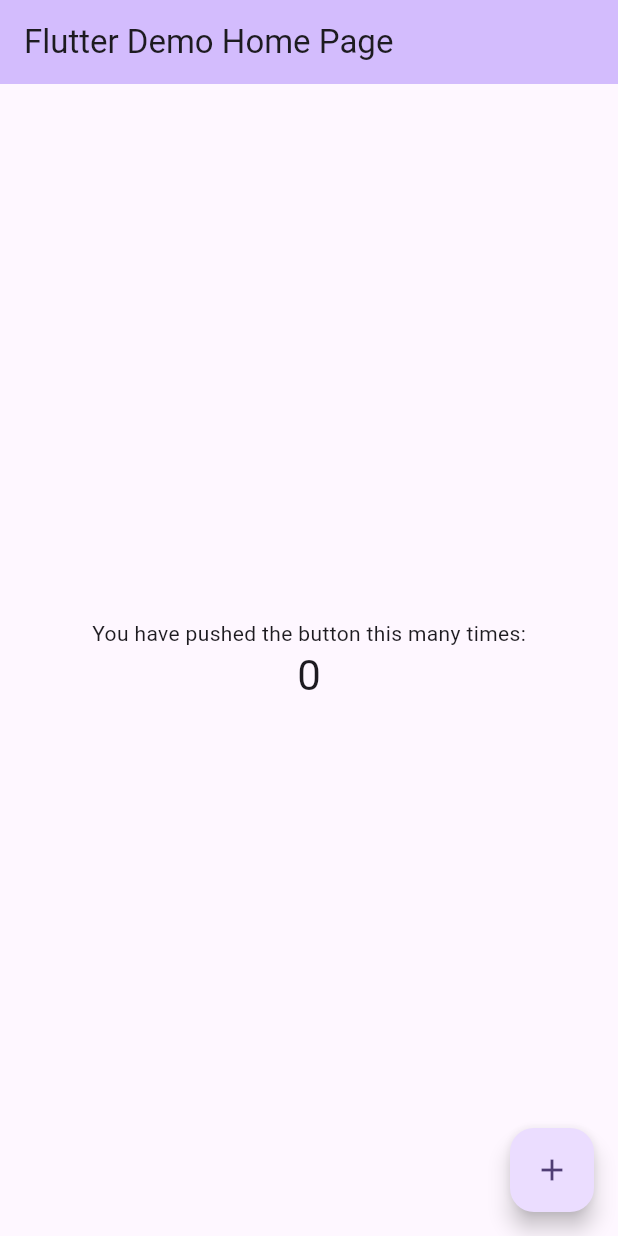
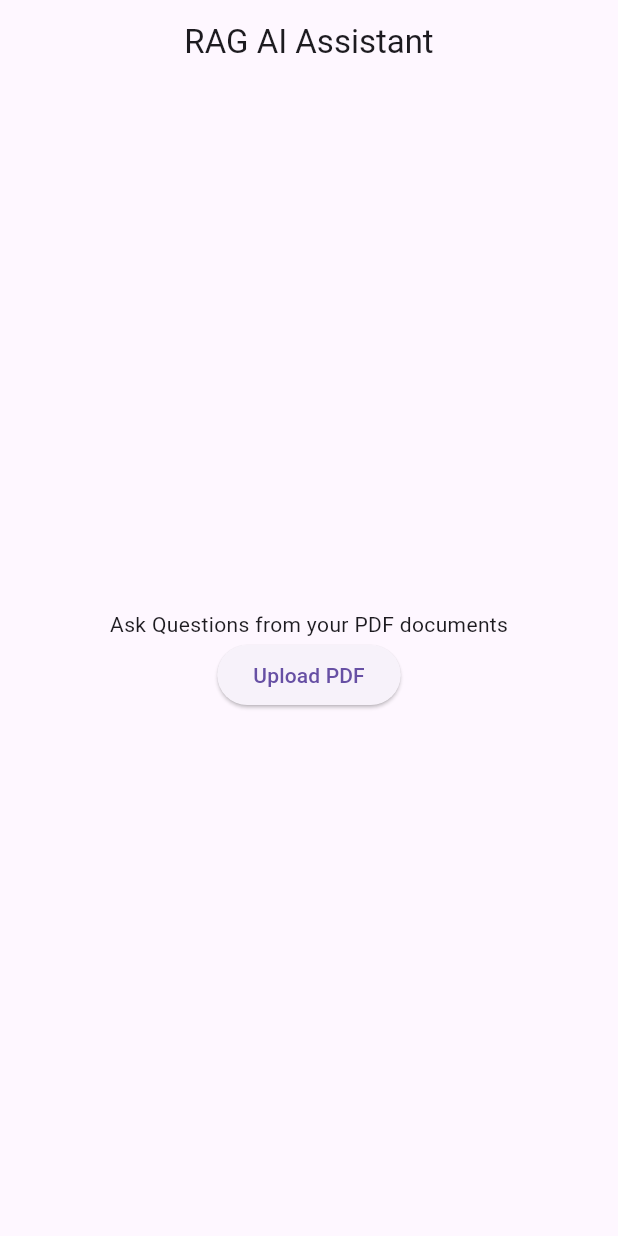
Before and after one commit to Vicky4011/RAG, a Flutter app: the screen it shows after launch, on a phone screen of 412 x 824 dp. Run offline on Flutter 3.47's test engine with Material 3 defaults, Android fonts, the phone set to English and light mode, and no system bars.

Commit message:
Create Home Screen UI

```diff
--- /dev/null
+++ b/lib/features/chat/presentation/pages/home_page.dart
@@ -0,0 +1,25 @@
+import 'package:flutter/material.dart';
+
+class HomePage extends StatelessWidget{
+  @override
+  Widget build(BuildContext context) {
+    return Scaffold(
+      appBar: AppBar(
+        centerTitle: true,
+        title: Text("RAG AI Assistant"),
+      ),
+      body: Center(
+        child: Column(
+          mainAxisAlignment: MainAxisAlignment.center,
+          crossAxisAlignment: CrossAxisAlignment.center,
+          children: [
+            Text("Ask Questions from your PDF documents"),
+            ElevatedButton
+            (onPressed: (){},
+             child: Text("Upload PDF")),
+          ],
+        ),
+      ),
+    );
+  }
+}
--- a/lib/main.dart
+++ b/lib/main.dart
@@ -1,5 +1,5 @@
 import 'package:flutter/material.dart';
-
+import 'features/chat/presentation/pages/home_page.dart' as hp;
 void main() {
   runApp(const MyApp());
 }
@@ -11,112 +11,7 @@ class MyApp extends StatelessWidget {
   @override
   Widget build(BuildContext context) {
     return MaterialApp(
-      title: 'Flutter Demo',
-      theme: ThemeData(
-        // This is the theme of your application.
-        //
-        // TRY THIS: Try running your application with "flutter run". You'll see
-        // the application has a purple toolbar. Then, without quitting the app,
-        // try changing the seedColor in the colorScheme below to Colors.green
-        // and then invoke "hot reload" (save your changes or press the "hot
-        // reload" button in a Flutter-supported IDE, or press "r" if you used
-        // the command line to start the app).
-        //
-        // Notice that the counter didn't reset back to zero; the application
-        // state is not lost during the reload. To reset the state, use hot
-        // restart instead.
-        //
-        // This works for code too, not just values: Most code changes can be
-        // tested with just a hot reload.
-        colorScheme: .fromSeed(seedColor: Colors.deepPurple),
-      ),
-      home: const MyHomePage(title: 'Flutter Demo Home Page'),
+      home: hp.HomePage(),
     );
   }
 }
-
-class MyHomePage extends StatefulWidget {
-  const MyHomePage({super.key, required this.title});
-
-  // This widget is the home page of your application. It is stateful, meaning
-  // that it has a State object (defined below) that contains fields that affect
-  // how it looks.
-
-  // This class is the configuration for the state. It holds the values (in this
-  // case the title) provided by the parent (in this case the App widget) and
-  // used by the build method of the State. Fields in a Widget subclass are
-  // always marked "final".
-
-  final String title;
-
-  @override
-  State<MyHomePage> createState() => _MyHomePageState();
-}
-
-class _MyHomePageState extends State<MyHomePage> {
-  int _counter = 0;
-
-  void _incrementCounter() {
-    setState(() {
-      // This call to setState tells the Flutter framework that something has
-      // changed in this State, which causes it to rerun the build method below
-      // so that the display can reflect the updated values. If we changed
-      // _counter without calling setState(), then the build method would not be
-      // called again, and so nothing would appear to happen.
-      _counter++;
-    });
-  }
-
-  @override
-  Widget build(BuildContext context) {
-    // This method is rerun every time setState is called, for instance as done
-    // by the _incrementCounter method above.
-    //
-    // The Flutter framework has been optimized to make rerunning build methods
-    // fast, so that you can just rebuild anything that needs updating rather
-    // than having to individually change instances of widgets.
-    return Scaffold(
-      appBar: AppBar(
-        // TRY THIS: Try changing the color here to a specific color (to
-        // Colors.amber, perhaps?) and trigger a hot reload to see the AppBar
-        // change color while the other colors stay the same.
-        backgroundColor: Theme.of(context).colorScheme.inversePrimary,
-        // Here we take the value from the MyHomePage object that was created by
-        // the App.build method, and use it to set our appbar title.
-        title: Text(widget.title),
-      ),
-      body: Center(
-        // Center is a layout widget. It takes a single child and positions it
-        // in the middle of the parent.
-        child: Column(
-          // Column is also a layout widget. It takes a list of children and
-          // arranges them vertically. By default, it sizes itself to fit its
-          // children horizontally, and tries to be as tall as its parent.
-          //
-          // Column has various properties to control how it sizes itself and
-          // how it positions its children. Here we use mainAxisAlignment to
-          // center the children vertically; the main axis here is the vertical
-          // axis because Columns are vertical (the cross axis would be
-          // horizontal).
-          //
-          // TRY THIS: Invoke "debug painting" (choose the "Toggle Debug Paint"
-          // action in the IDE, or press "p" in the console), to see the
-          // wireframe for each widget.
-          mainAxisAlignment: .center,
-          children: [
-            const Text('You have pushed the button this many times:'),
-            Text(
-              '$_counter',
-              style: Theme.of(context).textTheme.headlineMedium,
-            ),
-          ],
-        ),
-      ),
-      floatingActionButton: FloatingActionButton(
-        onPressed: _incrementCounter,
-        tooltip: 'Increment',
-        child: const Icon(Icons.add),
-      ),
-    );
-  }
-}
```
